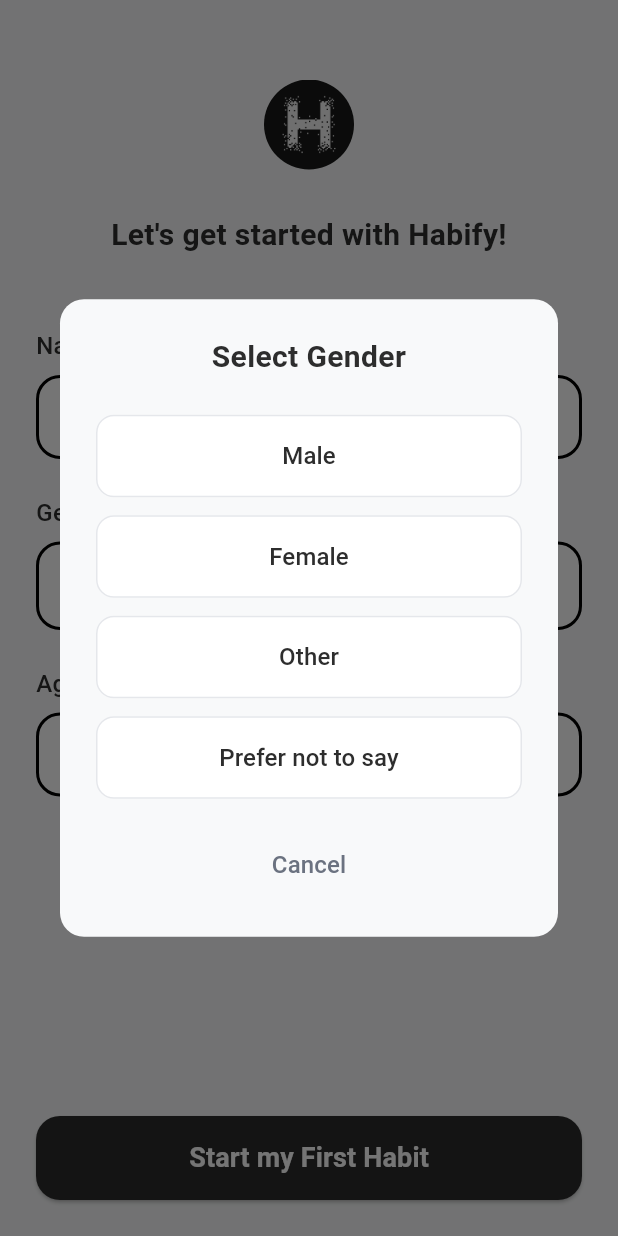
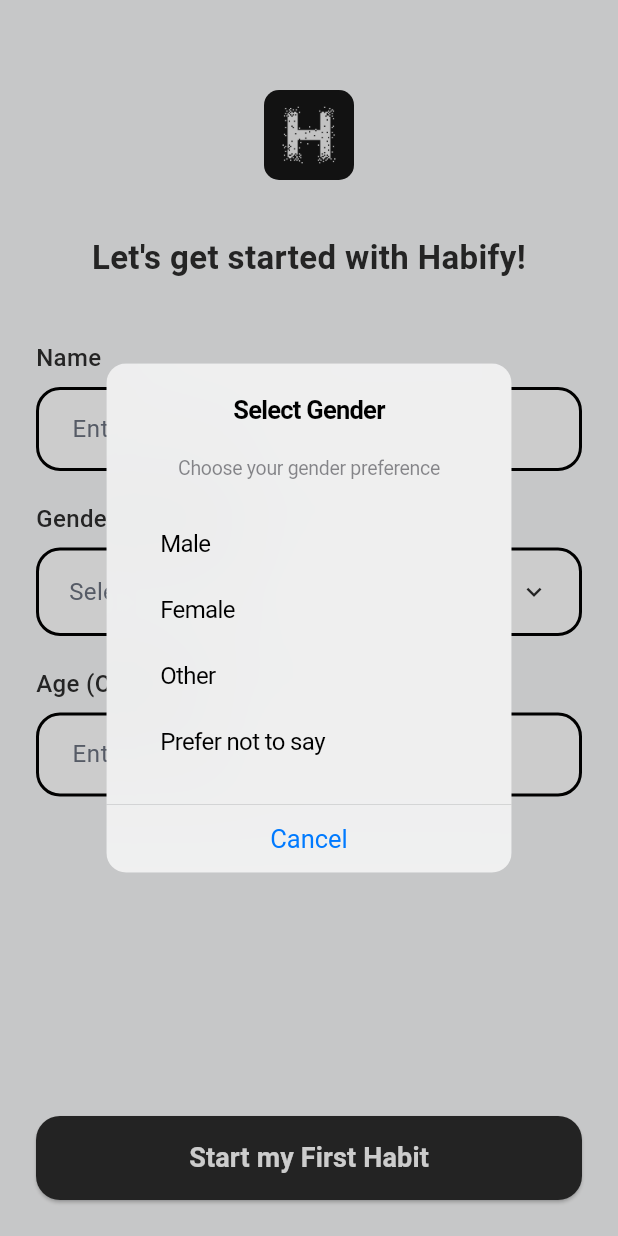
Before and after one commit to ahmed-sufi7/Habify, a Flutter app: the screen it shows after launch, after a tap on "Get Started", after a tap on "Select your gender", on a phone screen of 412 x 824 dp. Run offline on Flutter 3.47's test engine with Material 3 defaults, Android fonts, the phone set to English and light mode, and no system bars; our stand-ins replace audioplayers, firebase_core, flutter_local_notifications, shared_preferences, sqflite, sqflite_common_ffi_web and 1 more; accounts and stored records are empty.

Commit message:
intro screen popups

```diff
--- a/lib/screens/intro/intro_screen.dart
+++ b/lib/screens/intro/intro_screen.dart
@@ -1,4 +1,5 @@
 import 'package:flutter/material.dart';
+import 'package:flutter/cupertino.dart';
 import 'package:flutter/services.dart';
 import 'package:provider/provider.dart';
 import '../../providers/app_settings_provider.dart';
@@ -160,93 +161,120 @@ class _IntroScreenState extends State<IntroScreen> with TickerProviderStateMixin
   }
 
   void _showGenderPicker() {
-    showDialog(
+    showCupertinoDialog<void>(
       context: context,
+      barrierDismissible: true,
       builder: (BuildContext context) {
-        return Dialog(
-          backgroundColor: backgroundLight,
-          shape: RoundedRectangleBorder(
-            borderRadius: BorderRadius.circular(16),
-          ),
-          child: Padding(
-            padding: const EdgeInsets.all(24),
-            child: Column(
-              mainAxisSize: MainAxisSize.min,
-              crossAxisAlignment: CrossAxisAlignment.stretch,
-              children: [
-                const Text(
+        return CupertinoAlertDialog(
+          title: const Text(
             'Select Gender',
             style: TextStyle(
-                    fontSize: 20,
+              fontSize: 17,
               fontWeight: FontWeight.w600,
-                    color: textPrimary,
             ),
-                  textAlign: TextAlign.center,
           ),
-                const SizedBox(height: 24),
+          content: Column(
+            mainAxisSize: MainAxisSize.min,
+            children: [
+              const SizedBox(height: 16),
+              const Text(
+                'Choose your gender preference',
+                style: TextStyle(
+                  fontSize: 13,
+                  color: CupertinoColors.secondaryLabel,
+                ),
+              ),
+              const SizedBox(height: 20),
+              // Gender options list
               ...['Male', 'Female', 'Other', 'Prefer not to say'].map(
-                  (gender) => Padding(
-                    padding: const EdgeInsets.only(bottom: 12),
-                    child: ElevatedButton(
+                (gender) => CupertinoButton(
+                  padding: const EdgeInsets.symmetric(vertical: 8, horizontal: 16),
                   onPressed: () {
                     setState(() {
                       _selectedGender = gender;
                     });
                     Navigator.of(context).pop();
                   },
-                      style: ElevatedButton.styleFrom(
-                        backgroundColor: _selectedGender == gender ? primaryDark : white,
-                        foregroundColor: _selectedGender == gender ? white : textPrimary,
-                        elevation: 0,
-                        side: BorderSide(
-                          color: _selectedGender == gender ? primaryDark : const Color(0xFFE5E7EB),
-                          width: 1,
-                        ),
-                        shape: RoundedRectangleBorder(
-                          borderRadius: BorderRadius.circular(12),
-                        ),
-                        padding: const EdgeInsets.symmetric(vertical: 16),
-                      ),
-                      child: Text(
+                  child: Row(
+                    mainAxisAlignment: MainAxisAlignment.spaceBetween,
+                    children: [
+                      Text(
                         gender,
-                        style: const TextStyle(
+                        style: TextStyle(
                           fontSize: 16,
-                          fontWeight: FontWeight.w500,
+                          fontWeight: _selectedGender == gender
+                              ? FontWeight.w600
+                              : FontWeight.w400,
+                          color: _selectedGender == gender
+                              ? CupertinoColors.systemBlue
+                              : CupertinoColors.label,
                         ),
                       ),
+                      if (_selectedGender == gender)
+                        const Icon(
+                          CupertinoIcons.checkmark,
+                          color: CupertinoColors.systemBlue,
+                          size: 18,
                         ),
-                  ),
-                ),
-                const SizedBox(height: 8),
-                TextButton(
-                  onPressed: () => Navigator.of(context).pop(),
-                  child: const Text(
-                    'Cancel',
-                    style: TextStyle(
-                      fontSize: 16,
-                      color: textSecondary,
+                    ],
                   ),
                 ),
               ),
             ],
           ),
+          actions: [
+            CupertinoDialogAction(
+              onPressed: () {
+                Navigator.of(context).pop();
+              },
+              child: const Text(
+                'Cancel',
+                style: TextStyle(
+                  fontSize: 17,
+                  color: CupertinoColors.systemBlue,
                 ),
+              ),
+            ),
+          ],
         );
       },
     );
   }
 
   void _showErrorDialog(String message) {
-    showDialog(
+    showCupertinoDialog<void>(
       context: context,
+      barrierDismissible: true,
       builder: (BuildContext context) {
-        return AlertDialog(
-          title: const Text('Error'),
-          content: Text(message),
+        return CupertinoAlertDialog(
+          title: const Text(
+            'Error',
+            style: TextStyle(
+              fontSize: 17,
+              fontWeight: FontWeight.w600,
+            ),
+          ),
+          content: Padding(
+            padding: const EdgeInsets.only(top: 8),
+            child: Text(
+              message,
+              style: const TextStyle(
+                fontSize: 13,
+                color: CupertinoColors.label,
+              ),
+            ),
+          ),
           actions: [
-            TextButton(
+            CupertinoDialogAction(
               onPressed: () => Navigator.of(context).pop(),
-              child: const Text('OK'),
+              child: const Text(
+                'OK',
+                style: TextStyle(
+                  fontSize: 17,
+                  fontWeight: FontWeight.w600,
+                  color: CupertinoColors.systemBlue,
+                ),
+              ),
             ),
           ],
         );
@@ -445,7 +473,7 @@ class _IntroScreenState extends State<IntroScreen> with TickerProviderStateMixin
                       );
                     },
                   ),
-                  const SizedBox(height: 24),
+                  const SizedBox(height: 20),
                 ],
               ),
             ),
@@ -460,38 +488,40 @@ class _IntroScreenState extends State<IntroScreen> with TickerProviderStateMixin
     return SafeArea(
       child: Column(
         children: [
-          // Scrollable content area
+          // Main content area - no scroll needed
           Expanded(
             child: Padding(
-              padding: const EdgeInsets.fromLTRB(24, 48, 24, 24),
-              child: SingleChildScrollView(
+              padding: const EdgeInsets.fromLTRB(24, 0, 24, 16),
               child: Column(
+                mainAxisAlignment: MainAxisAlignment.start,
                 children: [
+                  const SizedBox(height: 60),
                   // Logo section
                   SizedBox(
-              height: 70,
+                    height: 60,
                     child: Center(
                       child: CircleAvatar(
                         radius: 30,
                         backgroundColor: Colors.transparent,
-                  child: ClipOval(
+                        child: ClipRRect(
+                          borderRadius: BorderRadius.circular(10),
                           child: Image.asset(
                             'assets/logos/logo_black_bg.png',
-                      width: 65,
-                      height: 65,
+                            width: 60,
+                            height: 60,
                             fit: BoxFit.cover,
                             errorBuilder: (context, error, stackTrace) {
                               return Container(
-                          width: 65,
-                          height: 65,
-                          decoration: const BoxDecoration(
+                                width: 60,
+                                height: 60,
+                                decoration: BoxDecoration(
                                   color: primaryDark,
-                            shape: BoxShape.circle,
+                                  borderRadius: BorderRadius.circular(10),
                                 ),
                                 child: const Icon(
                                   Icons.self_improvement,
                                   color: white,
-                            size: 30,
+                                  size: 28,
                                 ),
                               );
                             },
@@ -500,24 +530,20 @@ class _IntroScreenState extends State<IntroScreen> with TickerProviderStateMixin
                       ),
                     ),
                   ),
-            const SizedBox(height: 24),
-
+                  const SizedBox(height: 36),
                   // Progress section
                   const Text(
                     'Let\'s get started with Habify!',
                     textAlign: TextAlign.center,
                     style: TextStyle(
-                fontSize: 20,
-                fontWeight: FontWeight.w600,
+                      fontSize: 22,
+                      fontWeight: FontWeight.w700,
                       color: textPrimary,
                     ),
                   ),
-            const SizedBox(height: 48),
-
+                  const SizedBox(height: 40),
                   // Form fields
-            ConstrainedBox(
-              constraints: const BoxConstraints(maxWidth: double.infinity),
-              child: Column(
+                  Column(
                     crossAxisAlignment: CrossAxisAlignment.start,
                     children: [
                       const Text(
@@ -539,11 +565,10 @@ class _IntroScreenState extends State<IntroScreen> with TickerProviderStateMixin
                         style: const TextStyle(
                           fontSize: 16,
                           fontWeight: FontWeight.w400,
-                      color:
-                          textPrimary, // Dark text color for contrast with white background
+                          color: textPrimary,
                         ),
                         decoration: InputDecoration(
-                      counterText: '', // Hide character counter
+                          counterText: '',
                           hintText: 'Enter your name',
                           hintStyle: const TextStyle(
                             fontSize: 16,
@@ -578,8 +603,7 @@ class _IntroScreenState extends State<IntroScreen> with TickerProviderStateMixin
                           ),
                         ),
                       ),
-                  const SizedBox(height: 24),
-
+                      const SizedBox(height: 20),
                       const Text(
                         'Gender (Optional)',
                         style: TextStyle(
@@ -625,8 +649,7 @@ class _IntroScreenState extends State<IntroScreen> with TickerProviderStateMixin
                           ),
                         ),
                       ),
-                  const SizedBox(height: 24),
-
+                      const SizedBox(height: 20),
                       const Text(
                         'Age (Optional)',
                         style: TextStyle(
@@ -647,11 +670,10 @@ class _IntroScreenState extends State<IntroScreen> with TickerProviderStateMixin
                         style: const TextStyle(
                           fontSize: 16,
                           fontWeight: FontWeight.w400,
-                      color:
-                          textPrimary, // Dark text color for contrast with white background
+                          color: textPrimary,
                         ),
                         decoration: InputDecoration(
-                      counterText: '', // Hide character counter
+                          counterText: '',
                           hintText: 'Enter your age',
                           hintStyle: const TextStyle(
                             fontSize: 16,
@@ -688,18 +710,14 @@ class _IntroScreenState extends State<IntroScreen> with TickerProviderStateMixin
                       ),
                     ],
                   ),
-            ),
-            const SizedBox(height: 40),
                 ],
-                ),
               ),
             ),
           ),
           // Fixed button at bottom
           Container(
             padding: const EdgeInsets.fromLTRB(24, 16, 24, 24),
-          child:
-            AnimatedBuilder(
+            child: AnimatedBuilder(
               animation: _completeButtonScale,
               builder: (context, child) {
                 return Transform.scale(
```
Lines whose indentation alone changed are shown as unchanged.
